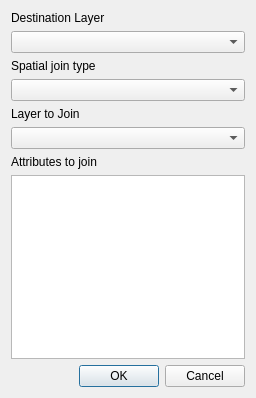
Qt form ui_spatialjoin.ui (enricofer/spatialJoin) before a commit.
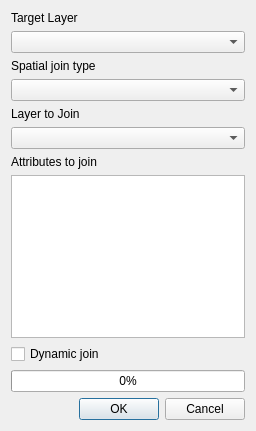
The same form after that commit.

Commit message: join by refFunctions

The edit to the form file:
```diff
--- a/ui_spatialjoin.ui
+++ b/ui_spatialjoin.ui
@@ -7,7 +7,7 @@
     <x>0</x>
     <y>0</y>
     <width>256</width>
-    <height>398</height>
+    <height>431</height>
    </rect>
   </property>
   <property name="windowTitle">
@@ -17,7 +17,7 @@
    <item>
     <widget class="QLabel" name="label">
      <property name="text">
-      <string>Destination Layer</string>
+      <string>Target Layer</string>
      </property>
     </widget>
    </item>
@@ -70,6 +70,26 @@
      </attribute>
     </widget>
    </item>
+   <item>
+    <widget class="QCheckBox" name="checkDynamicJoin">
+     <property name="text">
+      <string>Dynamic join</string>
+     </property>
+    </widget>
+   </item>
+   <item>
+    <widget class="QProgressBar" name="progressBar">
+     <property name="value">
+      <number>0</number>
+     </property>
+     <property name="alignment">
+      <set>Qt::AlignJustify|Qt::AlignVCenter</set>
+     </property>
+     <property name="textVisible">
+      <bool>true</bool>
+     </property>
+    </widget>
+   </item>
    <item>
     <widget class="QDialogButtonBox" name="buttonBox">
      <property name="orientation">
@@ -78,6 +98,9 @@
      <property name="standardButtons">
       <set>QDialogButtonBox::Cancel|QDialogButtonBox::Ok</set>
      </property>
+     <property name="centerButtons">
+      <bool>false</bool>
+     </property>
     </widget>
    </item>
   </layout>
```
Left out of the diff: 4 changed lines with no effect on the pictures. The commit also changes 8 other files.
